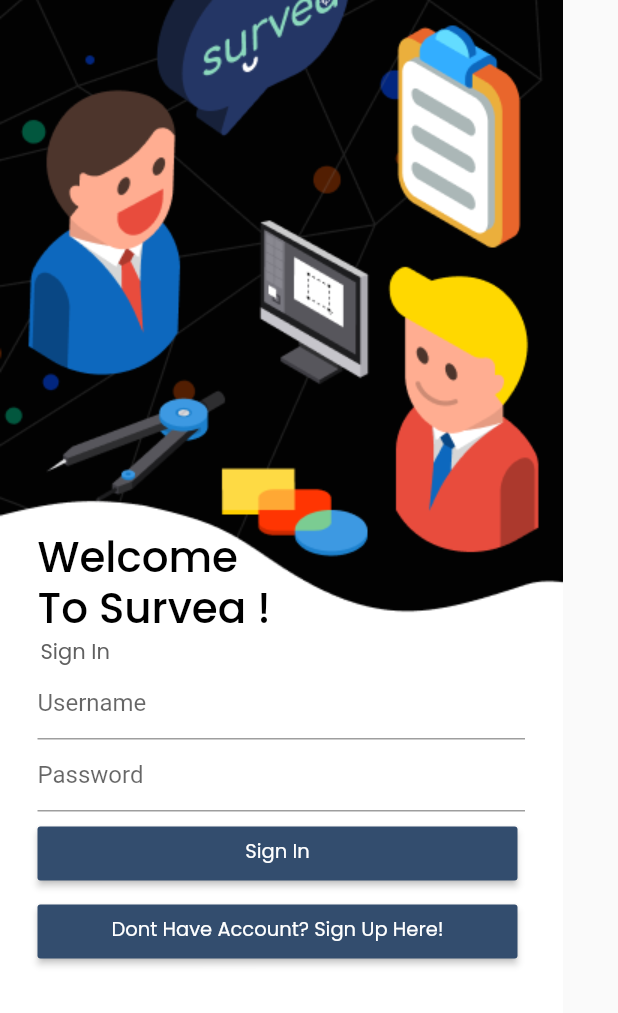
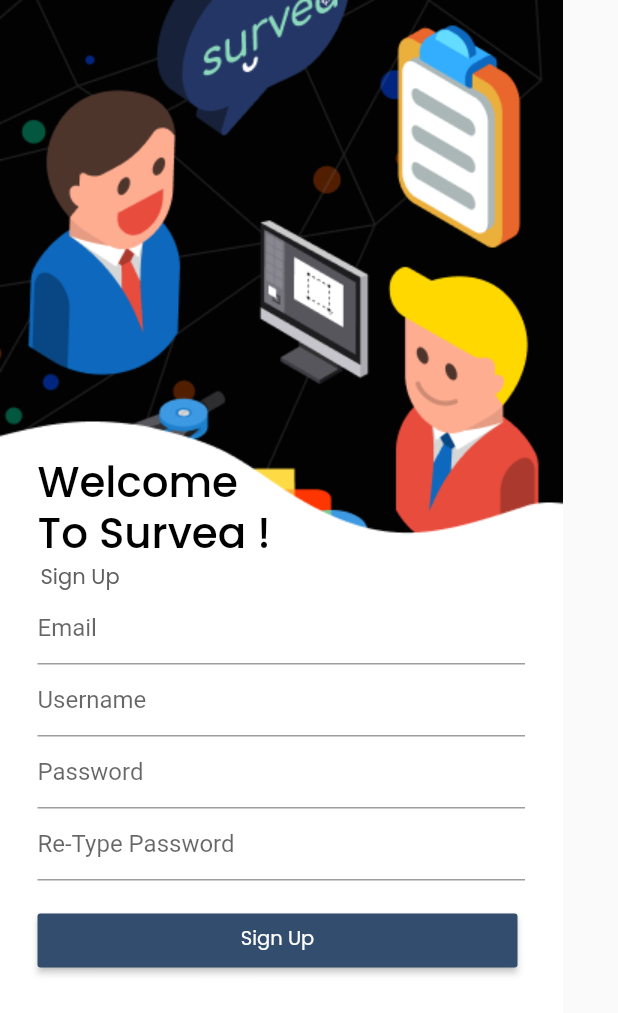
Before and after one commit to hazelflith/survea_app, a Flutter app: the screen it shows after launch, on a phone screen of 412 x 824 dp. Shown: the top 1013 px of the screen. Run offline on Flutter 3.47's test engine with Material 2 defaults, Android fonts, the phone set to English and light mode, and no system bars.

Commit message:
Progress Register (1)

```diff
--- a/lib/main.dart
+++ b/lib/main.dart
@@ -26,7 +26,7 @@ class MyApp extends StatelessWidget {
         ),
         textTheme: globalTextTheme,
       ),
-      home: Login(),
+      home: Register(),
     );
   }
 }
--- a/lib/ui/views/register_view.dart
+++ b/lib/ui/views/register_view.dart
@@ -1,8 +1,81 @@
 import 'package:flutter/material.dart';
+import 'package:survea_app/ui/ui_helper.dart';
 
 class Register extends StatelessWidget {
   @override
   Widget build(BuildContext context) {
-    return Container();
+    UIHelper.init(context);
+    return Scaffold(
+        body: SafeArea(
+          child : Container(
+            child : Padding(
+              padding: const EdgeInsets.symmetric(vertical :10.0,horizontal: 25.0),
+              child: Column(
+                mainAxisAlignment: MainAxisAlignment.start,
+                crossAxisAlignment: CrossAxisAlignment.start,
+                children: <Widget>[
+                  UIHelper.vSpaceXLarge(),UIHelper.vSpaceXLarge(),UIHelper.vSpaceMedium(),UIHelper.vSpaceMedium(),UIHelper.vSpaceXSmall(),UIHelper.vSpaceXSmall(),
+                  Text('Welcome',
+                      style : Theme.of(context).textTheme.display1
+                  ),
+                  Text('To Survea !',
+                      style : Theme.of(context).textTheme.display1
+                  ),
+                  Padding(
+                    padding: const EdgeInsets.symmetric(vertical: 0.0, horizontal: 2.0),
+                    child: Text('Sign Up',
+                        style : Theme.of(context).textTheme.display2.copyWith(color: UIHelper.grayText)
+                    ),
+                  ),
+                  TextFormField(
+                    decoration: InputDecoration(
+                        contentPadding: new EdgeInsets.symmetric(vertical: 5.0, horizontal: 0.0),
+                        labelText: 'Email'
+                    ),
+                  ),
+                  TextFormField(
+                    decoration: InputDecoration(
+                        contentPadding: new EdgeInsets.symmetric(vertical: 5.0, horizontal: 0.0),
+                        labelText: 'Username'
+                    ),
+                  ),
+                  TextFormField(
+                    decoration: InputDecoration(
+                        contentPadding: new EdgeInsets.symmetric(vertical: 5.0, horizontal: 0.0),
+                        labelText: 'Password'
+                    ),
+                  ),
+                  TextFormField(
+                    decoration: InputDecoration(
+                        contentPadding: new EdgeInsets.symmetric(vertical: 5.0, horizontal: 0.0),
+                        labelText: 'Re-Type Password'
+                    ),
+                  ),
+                  Padding(
+                    padding: const EdgeInsets.fromLTRB(0, 16, 0, 0),
+                    child: ButtonTheme(
+                        minWidth: 320.0,
+                        child: RaisedButton(
+                          color : UIHelper.surveaBlue,
+                          child: Text('Sign Up', textAlign: TextAlign.center, style: Theme.of(context).textTheme.display3,
+                          ),
+                          onPressed: (){},
+                        )),
+                  ),
+                  ],
+              ),
+            ),
+            height: 692,
+            width: 375,
+            decoration: BoxDecoration(
+              image: DecorationImage(
+                image: AssetImage(
+                    'assets/image/register/bg.png'),
+                fit: BoxFit.fitWidth,
+              ),
+            ),
+          ),
+        )
+    );
   }
 }
--- a/pubspec.yaml
+++ b/pubspec.yaml
@@ -42,6 +42,7 @@ flutter:
   # To add assets to your application, add an assets section, like this:
   assets:
     - assets/image/login/bg.png
+    - assets/image/register/bg.png
 
 
   # An image asset can refer to one or more resolution-specific "variants", see
```
Also changed, not shown: assets/image/register/bg.png (added).
